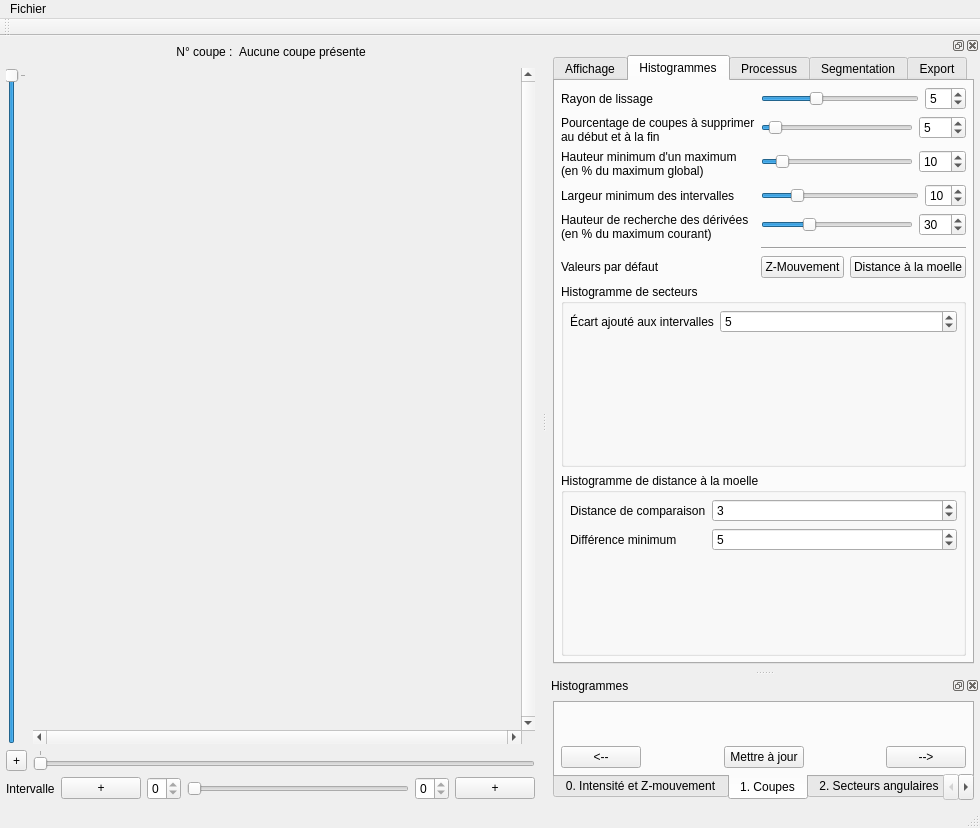
First picture: the form in ui/mainwindow.ui, repository akrah/TKDetection, before the edit.
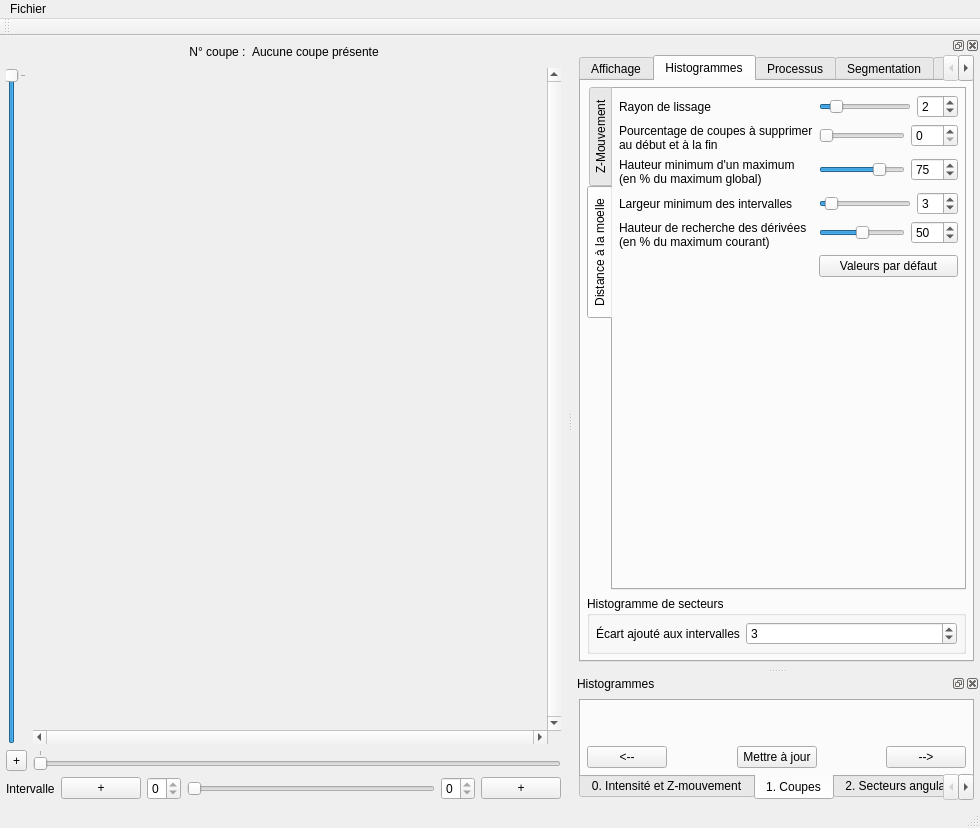
Second picture: the form after the edit. The open tabs and pages were chosen to show the change. Custom widgets are drawn as their Qt base class.

Commit message: Modification de la détection des MDP Premiers pas vers un lissage de contour optimisé Suppressions des '!= 0' Mise à jour des paramètres par défaut Modifications de l'interface graphique -> mise à pour des paramètres + suppression des paramètres obsolètes

The edit to the form file:
```diff
--- a/ui/mainwindow.ui
+++ b/ui/mainwindow.ui
@@ -415,42 +415,6 @@
                 </layout>
                </item>
                <item row="3" column="0">
-                <widget class="QLabel" name="label_31">
-                 <property name="font">
-                  <font>
-                   <weight>50</weight>
-                   <bold>false</bold>
-                  </font>
-                 </property>
-                 <property name="text">
-                  <string>Afficher les
-composantes connexes</string>
-                 </property>
-                </widget>
-               </item>
-               <item row="3" column="1">
-                <widget class="QCheckBox" name="_checkEnableConnexComponents">
-                 <property name="sizePolicy">
-                  <sizepolicy hsizetype="Maximum" vsizetype="Fixed">
-                   <horstretch>0</horstretch>
-                   <verstretch>0</verstretch>
-                  </sizepolicy>
-                 </property>
-                 <property name="font">
-                  <font>
-                   <weight>50</weight>
-                   <bold>false</bold>
-                  </font>
-                 </property>
-                 <property name="text">
-                  <string/>
-                 </property>
-                 <property name="checked">
-                  <bool>true</bool>
-                 </property>
-                </widget>
-               </item>
-               <item row="4" column="0">
                 <widget class="QLabel" name="label_46">
                  <property name="font">
                   <font>
@@ -1115,6 +1079,23 @@
         </attribute>
         <layout class="QVBoxLayout" name="verticalLayout_4">
          <item>
+          <widget class="QTabWidget" name="tabWidget">
+           <property name="tabPosition">
+            <enum>QTabWidget::West</enum>
+           </property>
+           <property name="tabShape">
+            <enum>QTabWidget::Rounded</enum>
+           </property>
+           <property name="currentIndex">
+            <number>1</number>
+           </property>
+           <property name="documentMode">
+            <bool>false</bool>
+           </property>
+           <widget class="QWidget" name="tab_3">
+            <attribute name="title">
+             <string>Z-Mouvement</string>
+            </attribute>
           <layout class="QFormLayout" name="formLayout_10">
            <item row="0" column="0">
             <widget class="QLabel" name="label_38">
@@ -1295,39 +1276,209 @@
              </item>
             </layout>
            </item>
-           <item row="6" column="0">
-            <widget class="QLabel" name="label_27">
-             <property name="text">
-              <string>Valeurs par défaut</string>
-             </property>
-            </widget>
-           </item>
-           <item row="6" column="1">
-            <layout class="QHBoxLayout" name="horizontalLayout_14">
-             <item>
+             <item row="5" column="1">
               <widget class="QPushButton" name="_buttonHistogramResetDefaultValuesZMotion">
                <property name="text">
-                <string>Z-Mouvement</string>
+                <string>Valeurs par défaut</string>
                </property>
               </widget>
              </item>
-             <item>
-              <widget class="QPushButton" name="_buttonHistogramResetDefaultValuesPithDistance">
-               <property name="text">
+            </layout>
+           </widget>
+           <widget class="QWidget" name="tab_4">
+            <attribute name="title">
                 <string>Distance à la moelle</string>
+            </attribute>
+            <layout class="QFormLayout" name="formLayout_15">
+             <item row="0" column="0">
+              <widget class="QLabel" name="label_43">
+               <property name="text">
+                <string>Rayon de lissage</string>
+               </property>
+              </widget>
+             </item>
+             <item row="0" column="1">
+              <layout class="QHBoxLayout" name="horizontalLayout_14">
+               <item>
+                <widget class="QSlider" name="_sliderHistogramSmoothingRadius_nearestDistance">
+                 <property name="minimum">
+                  <number>0</number>
+                 </property>
+                 <property name="maximum">
+                  <number>15</number>
+                 </property>
+                 <property name="pageStep">
+                  <number>5</number>
+                 </property>
+                 <property name="value">
+                  <number>2</number>
+                 </property>
+                 <property name="orientation">
+                  <enum>Qt::Horizontal</enum>
+                 </property>
+                </widget>
+               </item>
+               <item>
+                <widget class="QSpinBox" name="_spinHistogramSmoothingRadius_nearestDistance">
+                 <property name="maximum">
+                  <number>15</number>
+                 </property>
+                 <property name="value">
+                  <number>2</number>
+                 </property>
+                </widget>
+               </item>
+              </layout>
+             </item>
+             <item row="1" column="0">
+              <widget class="QLabel" name="label_44">
+               <property name="text">
+                <string>Pourcentage de coupes à supprimer
+au début et à la fin</string>
+               </property>
+              </widget>
+             </item>
+             <item row="1" column="1">
+              <layout class="QHBoxLayout" name="horizontalLayout_27">
+               <item>
+                <widget class="QSlider" name="_sliderHistogramBorderPercentageToCut_nearestDistance">
+                 <property name="maximum">
+                  <number>100</number>
+                 </property>
+                 <property name="value">
+                  <number>0</number>
+                 </property>
+                 <property name="orientation">
+                  <enum>Qt::Horizontal</enum>
+                 </property>
+                </widget>
+               </item>
+               <item>
+                <widget class="QSpinBox" name="_spinHistogramBorderPercentageToCut_nearestDistance">
+                 <property name="maximum">
+                  <number>100</number>
+                 </property>
+                 <property name="value">
+                  <number>0</number>
+                 </property>
+                </widget>
+               </item>
+              </layout>
+             </item>
+             <item row="2" column="0">
+              <widget class="QLabel" name="label_31">
+               <property name="text">
+                <string>Hauteur minimum d'un maximum
+(en % du maximum global)</string>
+               </property>
+              </widget>
+             </item>
+             <item row="2" column="1">
+              <layout class="QHBoxLayout" name="horizontalLayout_31">
+               <item>
+                <widget class="QSlider" name="_sliderHistogramMinimumHeightOfMaximum_nearestDistance">
+                 <property name="maximum">
+                  <number>100</number>
+                 </property>
+                 <property name="value">
+                  <number>75</number>
+                 </property>
+                 <property name="orientation">
+                  <enum>Qt::Horizontal</enum>
+                 </property>
+                </widget>
+               </item>
+               <item>
+                <widget class="QSpinBox" name="_spinHistogramMinimumHeightOfMaximum_nearestDistance">
+                 <property name="maximum">
+                  <number>100</number>
+                 </property>
+                 <property name="value">
+                  <number>75</number>
+                 </property>
+                </widget>
+               </item>
+              </layout>
+             </item>
+             <item row="3" column="0">
+              <widget class="QLabel" name="label_47">
+               <property name="text">
+                <string>Largeur minimum des intervalles</string>
+               </property>
+              </widget>
+             </item>
+             <item row="3" column="1">
+              <layout class="QHBoxLayout" name="horizontalLayout_29">
+               <item>
+                <widget class="QSlider" name="_sliderHistogramMinimumWidthOfInterval_nearestDistance">
+                 <property name="maximum">
+                  <number>50</number>
+                 </property>
+                 <property name="value">
+                  <number>3</number>
+                 </property>
+                 <property name="orientation">
+                  <enum>Qt::Horizontal</enum>
+                 </property>
+                </widget>
+               </item>
+               <item>
+                <widget class="QSpinBox" name="_spinHistogramMinimumWidthOfInterval_nearestDistance">
+                 <property name="maximum">
+                  <number>50</number>
+                 </property>
+                 <property name="value">
+                  <number>3</number>
+                 </property>
+                </widget>
+               </item>
+              </layout>
+             </item>
+             <item row="4" column="0">
+              <widget class="QLabel" name="label_27">
+               <property name="text">
+                <string>Hauteur de recherche des dérivées
+(en % du maximum courant)</string>
+               </property>
+              </widget>
+             </item>
+             <item row="4" column="1">
+              <layout class="QHBoxLayout" name="horizontalLayout_21">
+               <item>
+                <widget class="QSlider" name="_sliderHistogramDerivativeSearchPercentage_nearestDistance">
+                 <property name="maximum">
+                  <number>100</number>
+                 </property>
+                 <property name="value">
+                  <number>50</number>
+                 </property>
+                 <property name="orientation">
+                  <enum>Qt::Horizontal</enum>
+                 </property>
+                </widget>
+               </item>
+               <item>
+                <widget class="QSpinBox" name="_spinHistogramDerivativeSearchPercentage_nearestDistance">
+                 <property name="maximum">
+                  <number>100</number>
+                 </property>
+                 <property name="value">
+                  <number>50</number>
                </property>
               </widget>
              </item>
             </layout>
            </item>
            <item row="5" column="1">
-            <widget class="Line" name="line">
-             <property name="orientation">
-              <enum>Qt::Horizontal</enum>
+              <widget class="QPushButton" name="_buttonHistogramResetDefaultValuesNearestDistance">
+               <property name="text">
+                <string>Valeurs par défaut</string>
              </property>
             </widget>
            </item>
           </layout>
+           </widget>
+          </widget>
          </item>
          <item>
           <widget class="QGroupBox" name="groupBox_9">
@@ -1335,6 +1486,9 @@
             <string>Histogramme de secteurs</string>
            </property>
            <layout class="QFormLayout" name="formLayout_8">
+            <property name="fieldGrowthPolicy">
+             <enum>QFormLayout::AllNonFixedFieldsGrow</enum>
+            </property>
             <item row="0" column="0">
              <widget class="QLabel" name="label_45">
               <property name="text">
@@ -1348,56 +1502,10 @@
                <number>50</number>
               </property>
               <property name="value">
-               <number>5</number>
-              </property>
-             </widget>
-            </item>
-           </layout>
-          </widget>
-         </item>
-         <item>
-          <widget class="QGroupBox" name="groupBox_5">
-           <property name="title">
-            <string>Histogramme de distance à la moelle</string>
-           </property>
-           <layout class="QFormLayout" name="formLayout_15">
-            <property name="fieldGrowthPolicy">
-             <enum>QFormLayout::AllNonFixedFieldsGrow</enum>
-            </property>
-            <item row="0" column="0">
-             <widget class="QLabel" name="label_43">
-              <property name="text">
-               <string>Distance de comparaison</string>
-              </property>
-             </widget>
-            </item>
-            <item row="0" column="1">
-             <widget class="QSpinBox" name="_spinNearestHistogramNeighborhood">
-              <property name="minimum">
-               <number>1</number>
-              </property>
-              <property name="value">
                <number>3</number>
               </property>
              </widget>
             </item>
-            <item row="1" column="0">
-             <widget class="QLabel" name="label_44">
-              <property name="text">
-               <string>Différence minimum</string>
-              </property>
-             </widget>
-            </item>
-            <item row="1" column="1">
-             <widget class="QSpinBox" name="_spinNearestHistogramDifference">
-              <property name="minimum">
-               <number>1</number>
-              </property>
-              <property name="value">
-               <number>5</number>
-              </property>
-             </widget>
-            </item>
            </layout>
           </widget>
          </item>
```
Left out of the diff: 72 changed lines with no effect on the pictures. Lines whose indentation alone changed are shown as unchanged. The commit also changes 17 other files.
